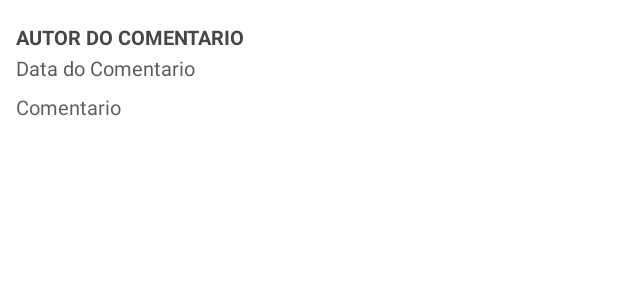
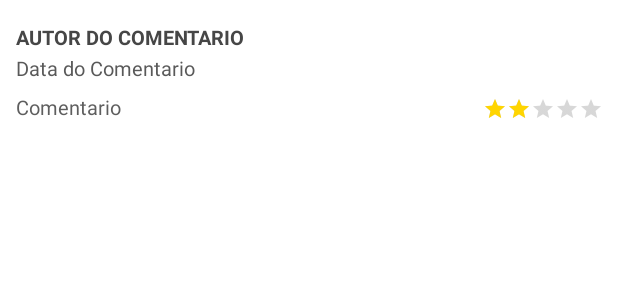
Before and after one commit to rotadasaguas/rda-android, an Android app: the layout item_coment.xml on its own in the app's theme, with its tools: preview values and no code run, on a phone screen of 412 x 824 dp. Shown: the top 300 px of the screen. Run offline under Robolectric (Android 15) with nearby library versions, the light colour scheme and no system bars.

Commit message:
Classificação do Comentario - Adicionado

```diff
--- a/app/src/main/java/to/dtech/rotadasaguas/adapter/CommentAdapter.java
+++ b/app/src/main/java/to/dtech/rotadasaguas/adapter/CommentAdapter.java
@@ -6,6 +6,7 @@ import android.view.LayoutInflater;
 import android.view.View;
 import android.view.ViewGroup;
 import android.widget.BaseAdapter;
+import android.widget.RatingBar;
 import android.widget.TextView;
 
 import com.google.android.gms.vision.text.Text;
@@ -47,12 +48,14 @@ public class CommentAdapter extends BaseAdapter {
         final TextView autor;
         final TextView data;
         final TextView comentario;
+        final RatingBar estrelas;
 
         public ViewHolder(View view) {
 
             autor = (TextView) view.findViewById(R.id.autor);
             data = (TextView) view.findViewById(R.id.dataComentario);
             comentario = (TextView) view.findViewById(R.id.comentario);
+            estrelas = (RatingBar) view.findViewById(R.id.estrelasComment);
 
         }
     }
@@ -78,6 +81,7 @@ public class CommentAdapter extends BaseAdapter {
         holder.autor.setText(comentario.getAutor());
         holder.data.setText(comentario.getData());
         holder.comentario.setText(comentario.getComentario());
+        holder.estrelas.setRating(Float.parseFloat(comentario.getEstrelas()));
 
         return view;
     }
--- a/app/src/main/res/layout/item_coment.xml
+++ b/app/src/main/res/layout/item_coment.xml
@@ -52,4 +52,20 @@
         android:textSize="13dp"
         android:layout_below="@+id/dataComentario" />
 
+    <android.support.v7.widget.AppCompatRatingBar
+        android:id="@+id/estrelasComment"
+        android:layout_width="wrap_content"
+        android:layout_height="wrap_content"
+        android:numStars="5"
+        style="?android:attr/ratingBarStyleSmall"
+        android:progressTint="#ffd500"
+        android:secondaryProgressTint="@android:color/transparent"
+        android:isIndicator="true"
+        android:transformPivotX="0dp"
+        android:layout_marginRight="10dp"
+        android:rating="2.0"
+        android:layout_above="@+id/vw_divider"
+        android:layout_alignParentEnd="true" />
+
+
 </RelativeLayout>
```
Also changed, not shown: app/src/main/java/to/dtech/rotadasaguas/LocalActivity.java (+16 -8 lines), app/src/main/java/to/dtech/rotadasaguas/domain/Comentario.java (+11 -1 lines).
